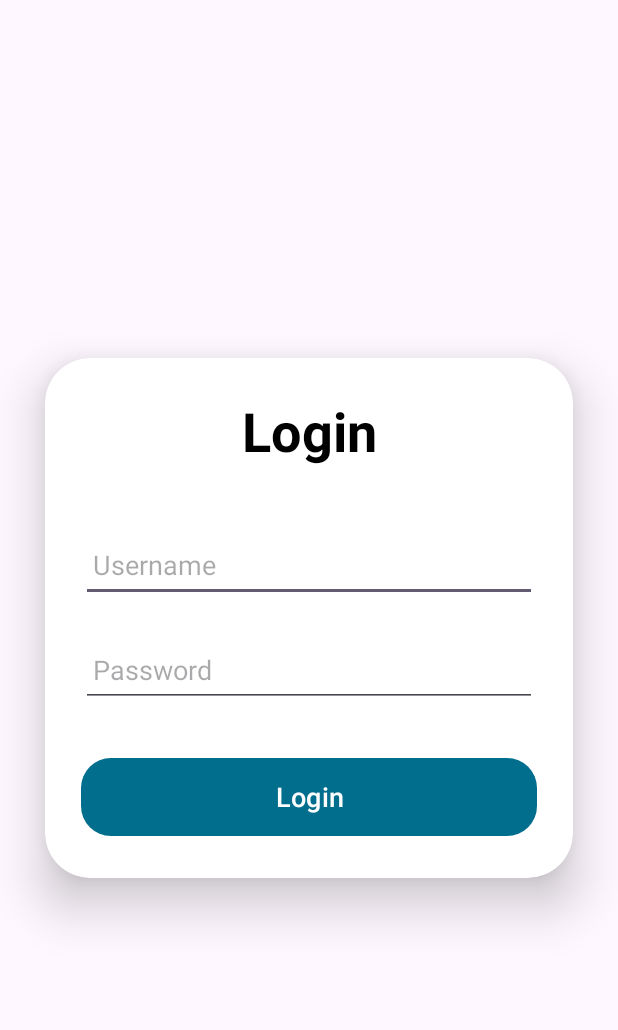
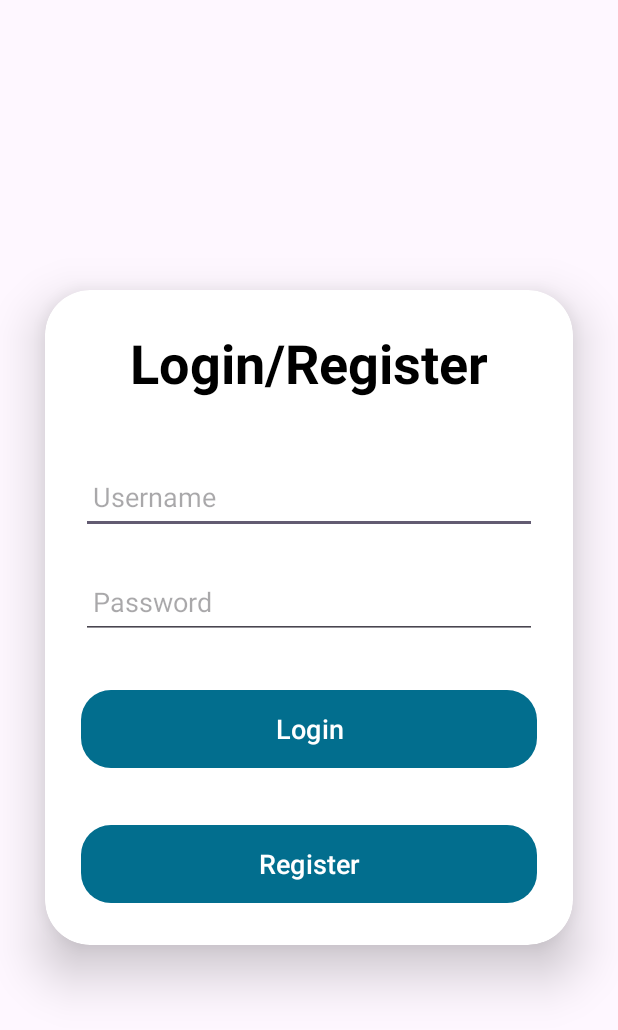
Before and after one commit to neal-boylan/musician_app_00, an Android app: the screen it shows after launch (LoginActivity), on a phone screen of 412 x 824 dp. Shown: the top 1030 px of the screen. Run offline under Robolectric (Android 15) with nearby library versions, the phone set to English and light mode, and no system bars; our stand-ins replace Timber; 2 statements that could not run were skipped.

Commit message:
Improvements to register/login

```diff
--- a/app/src/main/java/org/wit/musician_00/activities/ClipListActivity.kt
+++ b/app/src/main/java/org/wit/musician_00/activities/ClipListActivity.kt
@@ -16,6 +16,7 @@ import org.wit.musician_00.databinding.ActivityClipListBinding
 import org.wit.musician_00.main.MainApp
 import org.wit.musician_00.models.ClipModel
 import org.wit.musician_00.models.UserModel
+import timber.log.Timber.i
 
 class ClipListActivity : AppCompatActivity(), ClipListener {
 
@@ -32,6 +33,9 @@ class ClipListActivity : AppCompatActivity(), ClipListener {
         setSupportActionBar(binding.toolbar)
 
         app = application as MainApp
+
+        user = intent.extras?.getParcelable("user_details")!!
+        i("This user: $user")
 
         val layoutManager = LinearLayoutManager(this)
         binding.recyclerView.layoutManager = layoutManager
--- a/app/src/main/res/layout/activity_login.xml
+++ b/app/src/main/res/layout/activity_login.xml
@@ -25,7 +25,7 @@
             <TextView
                 android:layout_width="match_parent"
                 android:layout_height="wrap_content"
-                android:text="Login"
+                android:text="Login/Register"
                 android:id="@+id/loginText"
                 android:textSize="36sp"
                 android:textAlignment="center"
@@ -58,6 +58,14 @@
                 android:textSize="18sp"
                 android:layout_marginTop="30dp"
                 app:cornerRadius = "20dp"/>
+            <Button
+                android:layout_width="match_parent"
+                android:layout_height="60dp"
+                android:text="Register"
+                android:id="@+id/registerButton"
+                android:textSize="18sp"
+                android:layout_marginTop="30dp"
+                app:cornerRadius = "20dp"/>
         </LinearLayout>
     </androidx.cardview.widget.CardView>
 </LinearLayout>
```
Also changed, not shown: app/src/main/java/org/wit/musician_00/activities/LoginActivity.kt (+28 -2 lines).
